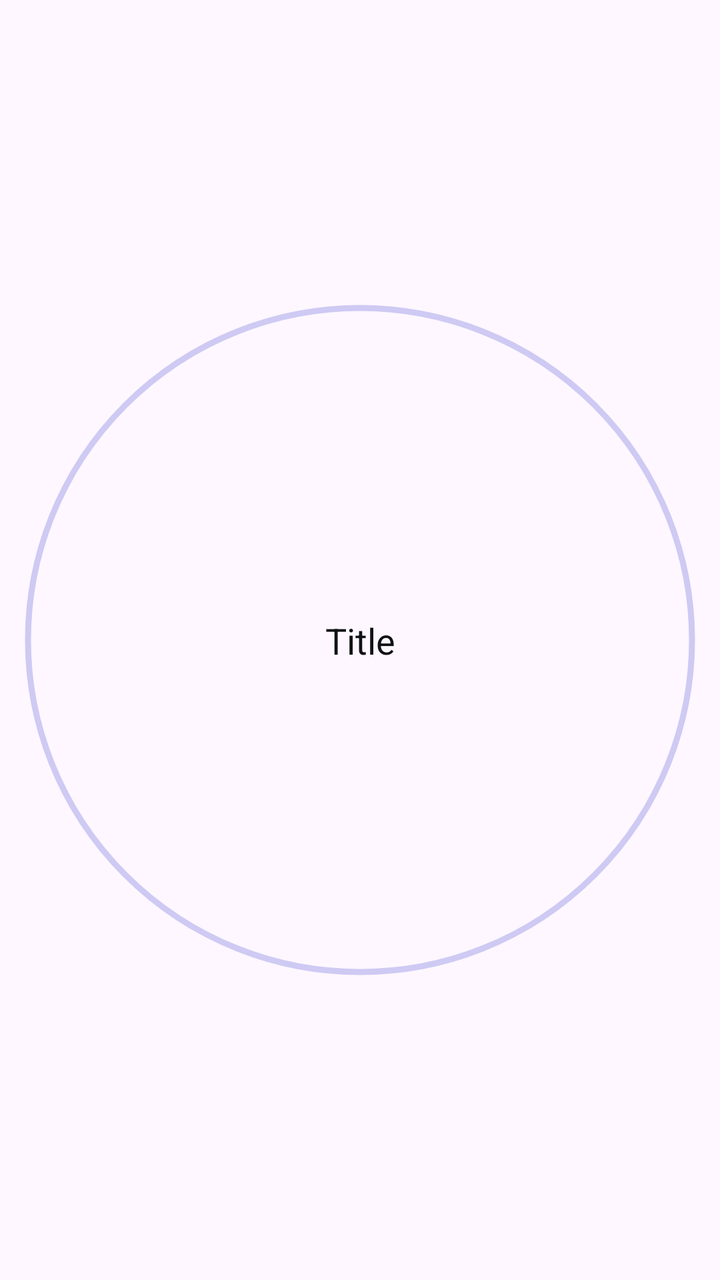
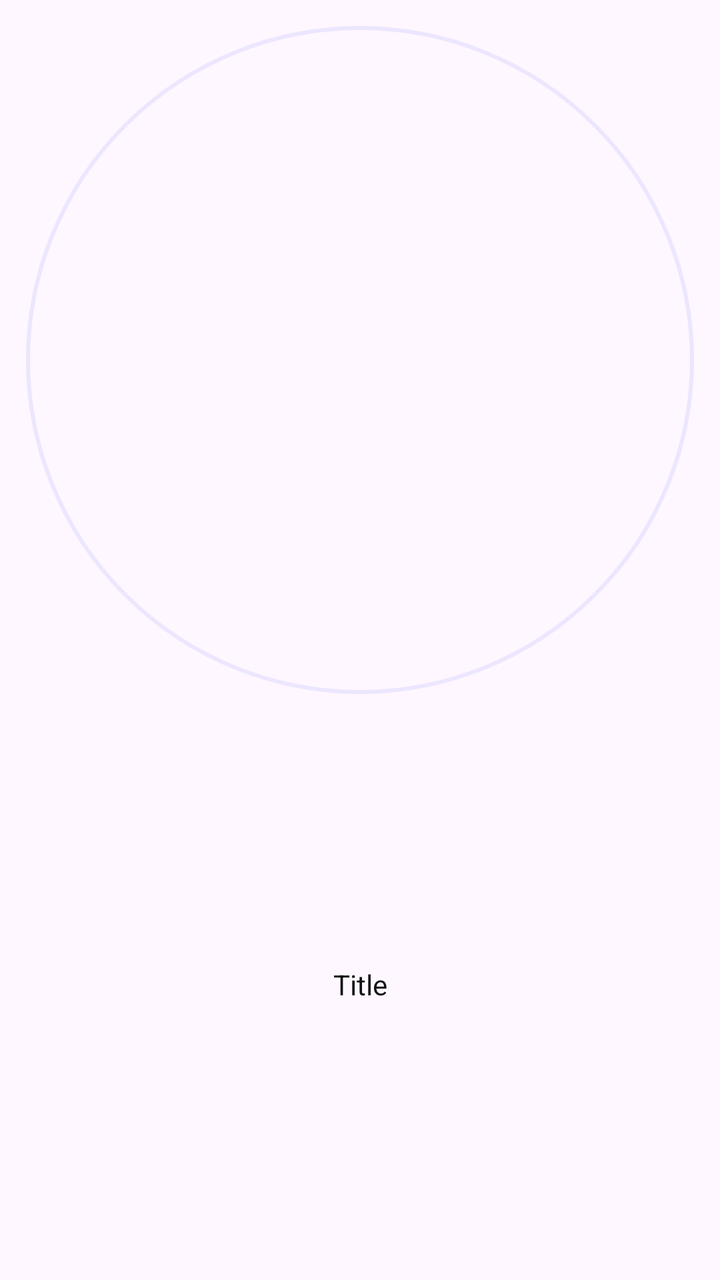

Compare the two renders of this Android layout. The source of the first and the diff that turns it into the second are given below.
<!-- AndroidManifest.xml: application theme Theme.SpaceAdvisor -->
<!-- res/layout/item_trip_picker.xml -->
<?xml version="1.0" encoding="utf-8"?>
<androidx.constraintlayout.widget.ConstraintLayout xmlns:android="http://schemas.android.com/apk/res/android"
    xmlns:app="http://schemas.android.com/apk/res-auto"
    android:id="@+id/trip_picker_item_card"
    android:layout_width="match_parent"
    android:layout_height="wrap_content"
    android:padding="8dp">


    <com.google.android.material.imageview.ShapeableImageView
        android:id="@+id/image_trip_picker_item"
        android:layout_width="0dp"
        android:layout_height="0dp"
        android:layout_centerInParent="true"
        android:background="@color/background"
        android:backgroundTint="@color/transparent"
        android:padding="6dp"
        android:scaleType="centerCrop"
        app:layout_constraintBottom_toBottomOf="parent"
        app:layout_constraintDimensionRatio="1:1"
        app:layout_constraintEnd_toEndOf="parent"
        app:layout_constraintStart_toStartOf="parent"
        app:layout_constraintTop_toTopOf="parent"
        app:shapeAppearanceOverlay="@style/ShapeAppearance.Material3.Corner.Full"
        app:strokeColor="?attr/customColorPrimaryGlow"
        app:strokeWidth="3dp" />

    <TextView
        android:id="@+id/title_trip_picker_item"
        android:layout_width="wrap_content"
        android:layout_height="wrap_content"
        android:text="Title"
        android:textColor="@color/title"
        android:textSize="18sp"
        app:layout_constraintBottom_toBottomOf="@id/image_trip_picker_item"
        app:layout_constraintEnd_toEndOf="@id/image_trip_picker_item"
        app:layout_constraintStart_toStartOf="@id/image_trip_picker_item"
        app:layout_constraintTop_toTopOf="@id/image_trip_picker_item" />

    <ImageView
        android:id="@+id/plus_btn_trip_picker_item"
        android:layout_width="32dp"
        android:layout_height="32dp"
        android:src="@drawable/ic_plus"
        android:visibility="gone"
        app:layout_constraintBottom_toBottomOf="@id/image_trip_picker_item"
        app:layout_constraintEnd_toEndOf="@id/image_trip_picker_item"
        app:layout_constraintStart_toStartOf="@id/image_trip_picker_item"
        app:layout_constraintTop_toTopOf="@id/image_trip_picker_item"
        app:tint="@color/on_primary" />

</androidx.constraintlayout.widget.ConstraintLayout>
<!-- resources referenced by this layout -->
<resources>
  <color name="background">@color/white</color>
  <color name="on_primary">@color/white</color>
  <color name="title">@color/secondary</color>
  <color name="transparent">#00000000</color>
  <!-- drawable ic_plus (drawable) -->
  <?xml version="1.0" encoding="utf-8"?>
  <vector xmlns:android="http://schemas.android.com/apk/res/android"
      android:width="24dp"
      android:height="24dp"
      android:viewportWidth="24"
      android:viewportHeight="24">
  
      <path
          android:fillColor="#000000"
          android:strokeColor="#000000"
          android:strokeWidth="3"
          android:strokeLineJoin="round"
          android:strokeLineCap="round"
          android:pathData="M4 12H20M12 4V20" />
  </vector>
  <style name="Theme.SpaceAdvisor" parent="Base.Theme.SpaceAdvisor">
          <item name="colorPrimary">@color/primary</item>
          <item name="customColorPrimary">@color/primary</item>
          <item name="customColorPrimaryGlow">@color/primary_glow</item>
          <item name="customColorPrimaryFaded">@color/primary_faded</item>
          <item name="customColorPrimaryLight">@color/primary_light</item>
          <item name="customColorPrimaryVariant">@color/primary_variant</item>
          <item name="customColorPrimaryVariantFaded">@color/primary_variant_faded</item>
      </style>
  <color name="white">#FFFFFFFF</color>
  <color name="secondary">@color/deep_black</color>
  <style name="Base.Theme.SpaceAdvisor" parent="Theme.Material3.DayNight.NoActionBar">
          <item name="colorPrimary">@color/primary</item>
      </style>
  <color name="primary">@color/space_purple</color>
  <color name="primary_glow">@color/space_purple_glow</color>
  <color name="primary_faded">@color/space_purple_faded</color>
  <color name="primary_light">@color/space_purple_light</color>
  <color name="primary_variant">@color/space_pink</color>
  <color name="primary_variant_faded">@color/space_pink_faded</color>
  <color name="deep_black">#111213</color>
  <color name="space_purple">#575AD3</color>
  <color name="space_purple_glow">#48575AD3</color>
  <color name="space_purple_faded">#50A0A0FF</color>
  <color name="space_purple_light">#A0A0FF</color>
  <color name="space_pink">#AE52D4</color>
  <color name="space_pink_faded">#20AE52D4</color>
</resources>

<!-- the commit's change to res/layout/item_trip_picker.xml (unified diff, before → after) -->
@@ -6,36 +6,22 @@
     android:layout_height="wrap_content"
     android:padding="8dp">
 
-
     <com.google.android.material.imageview.ShapeableImageView
         android:id="@+id/image_trip_picker_item"
         android:layout_width="0dp"
         android:layout_height="0dp"
         android:layout_centerInParent="true"
-        android:background="@color/background"
-        android:backgroundTint="@color/transparent"
+        android:clickable="true"
+        android:focusable="true"
         android:padding="6dp"
         android:scaleType="centerCrop"
-        app:layout_constraintBottom_toBottomOf="parent"
         app:layout_constraintDimensionRatio="1:1"
         app:layout_constraintEnd_toEndOf="parent"
         app:layout_constraintStart_toStartOf="parent"
         app:layout_constraintTop_toTopOf="parent"
         app:shapeAppearanceOverlay="@style/ShapeAppearance.Material3.Corner.Full"
-        app:strokeColor="?attr/customColorPrimaryGlow"
-        app:strokeWidth="3dp" />
-
-    <TextView
-        android:id="@+id/title_trip_picker_item"
-        android:layout_width="wrap_content"
-        android:layout_height="wrap_content"
-        android:text="Title"
-        android:textColor="@color/title"
-        android:textSize="18sp"
-        app:layout_constraintBottom_toBottomOf="@id/image_trip_picker_item"
-        app:layout_constraintEnd_toEndOf="@id/image_trip_picker_item"
-        app:layout_constraintStart_toStartOf="@id/image_trip_picker_item"
-        app:layout_constraintTop_toTopOf="@id/image_trip_picker_item" />
+        app:strokeColor="@color/trip_picker_stroke"
+        app:strokeWidth="2dp" />
 
     <ImageView
         android:id="@+id/plus_btn_trip_picker_item"
@@ -49,4 +35,16 @@
         app:layout_constraintTop_toTopOf="@id/image_trip_picker_item"
         app:tint="@color/on_primary" />
 
+    <TextView
+        android:id="@+id/title_trip_picker_item"
+        android:layout_width="wrap_content"
+        android:layout_height="wrap_content"
+        android:text="Title"
+        android:textColor="@color/title"
+        android:textSize="14sp"
+        app:layout_constraintBottom_toBottomOf="parent"
+        app:layout_constraintEnd_toEndOf="parent"
+        app:layout_constraintStart_toStartOf="parent"
+        app:layout_constraintTop_toBottomOf="@+id/image_trip_picker_item" />
+
 </androidx.constraintlayout.widget.ConstraintLayout>
<!-- resource entries referenced after the edit -->
@@ -1,9 +1,7 @@
 <!-- resources referenced by this layout -->
 <resources>
-  <color name="background">@color/white</color>
   <color name="on_primary">@color/white</color>
   <color name="title">@color/secondary</color>
-  <color name="transparent">#00000000</color>
   <!-- drawable ic_plus (drawable) -->
   <?xml version="1.0" encoding="utf-8"?>
   <vector xmlns:android="http://schemas.android.com/apk/res/android"
@@ -21,30 +19,24 @@
           android:pathData="M4 12H20M12 4V20" />
   </vector>
   <style name="Theme.SpaceAdvisor" parent="Base.Theme.SpaceAdvisor">
-          <item name="colorPrimary">@color/primary</item>
-          <item name="customColorPrimary">@color/primary</item>
-          <item name="customColorPrimaryGlow">@color/primary_glow</item>
-          <item name="customColorPrimaryFaded">@color/primary_faded</item>
-          <item name="customColorPrimaryLight">@color/primary_light</item>
-          <item name="customColorPrimaryVariant">@color/primary_variant</item>
-          <item name="customColorPrimaryVariantFaded">@color/primary_variant_faded</item>
+          <item name="colorPrimary">@color/space_purple</item>
+          <item name="customColorPrimary">@color/space_purple</item>
+          <item name="customColorPrimaryFaded">@color/space_purple_faded</item>
+          <item name="customColorPrimaryLight">@color/space_purple_light</item>
+          <item name="customColorPrimaryLightFaded">@color/space_purple_light_faded</item>
+          <item name="customColorPrimaryVariant">@color/space_pink</item>
+          <item name="customColorPrimaryVariantFaded">@color/space_pink_faded</item>
       </style>
   <color name="white">#FFFFFFFF</color>
   <color name="secondary">@color/deep_black</color>
   <style name="Base.Theme.SpaceAdvisor" parent="Theme.Material3.DayNight.NoActionBar">
-          <item name="colorPrimary">@color/primary</item>
+          <item name="colorPrimary">@color/space_purple</item>
       </style>
-  <color name="primary">@color/space_purple</color>
-  <color name="primary_glow">@color/space_purple_glow</color>
-  <color name="primary_faded">@color/space_purple_faded</color>
-  <color name="primary_light">@color/space_purple_light</color>
-  <color name="primary_variant">@color/space_pink</color>
-  <color name="primary_variant_faded">@color/space_pink_faded</color>
   <color name="deep_black">#111213</color>
   <color name="space_purple">#575AD3</color>
-  <color name="space_purple_glow">#48575AD3</color>
-  <color name="space_purple_faded">#50A0A0FF</color>
+  <color name="space_purple_faded">#48575AD3</color>
   <color name="space_purple_light">#A0A0FF</color>
+  <color name="space_purple_light_faded">#30A0A0FF</color>
   <color name="space_pink">#AE52D4</color>
   <color name="space_pink_faded">#20AE52D4</color>
 </resources>
